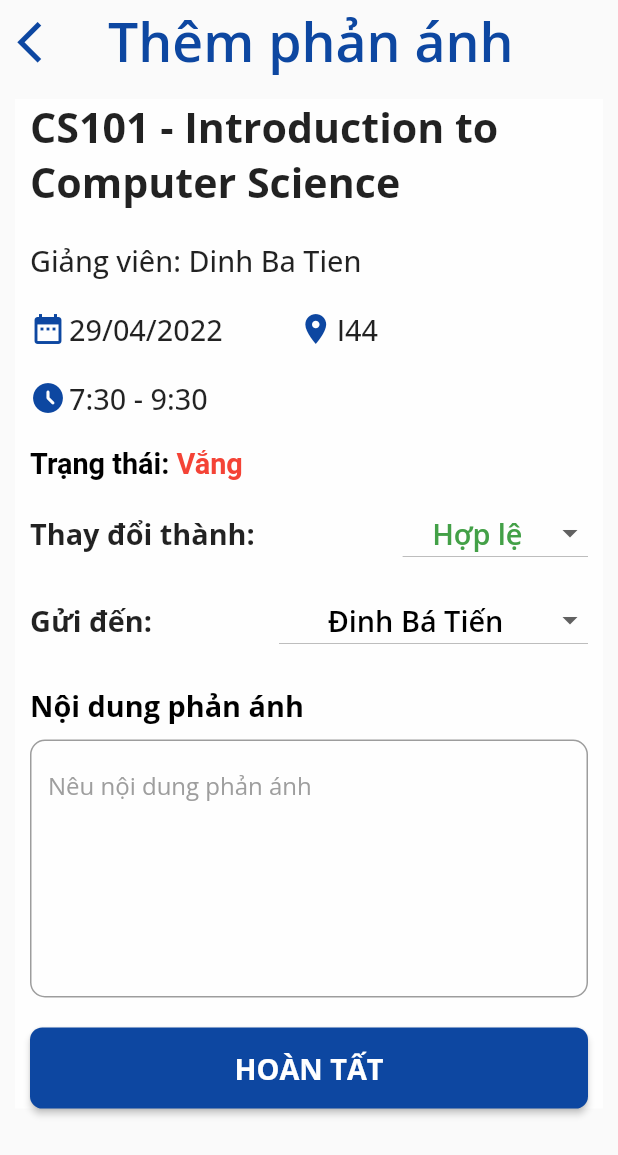
After one commit to pqhuy1102/smartschool_mobile, a Flutter app: the AddComplainScreen screen opened by its route, on a phone screen of 412 x 824 dp. The commit adds this screen. Shown: the top 1155 px of the screen. Run offline on Flutter 3.47's test engine with Material 2 defaults, Android fonts, the phone set to English and light mode, and no system bars; our stand-ins replace firebase_core, firebase_messaging, flutter_slidable, flutter_spinkit, get, get_storage and 2 more; accounts and stored records are empty; network calls fail.

Commit message:
add-complain-ui

```diff
--- a/lib/modules/authentication/views/login_screen.dart
+++ b/lib/modules/authentication/views/login_screen.dart
@@ -129,7 +129,7 @@ class _LoginScreenState extends State<LoginScreen> {
                                 child: Obx((() {
                                   if (_loginController.isLoading.value) {
                                     return const SizedBox(
-                                      height: 30.0,
+                                      height: 24.0,
                                       child: CircularProgressIndicator(
                                           valueColor:
                                               AlwaysStoppedAnimation<Color>(
@@ -146,7 +146,7 @@ class _LoginScreenState extends State<LoginScreen> {
                                 })),
                                 style: ElevatedButton.styleFrom(
                                   padding:
-                                      const EdgeInsets.symmetric(vertical: 16),
+                                      const EdgeInsets.symmetric(vertical: 14),
                                   minimumSize: const Size.fromHeight(40),
                                   primary: Colors.blue.shade900,
                                   shape: new RoundedRectangleBorder(
--- a/lib/modules/changePassword/views/change_password_screen.dart
+++ b/lib/modules/changePassword/views/change_password_screen.dart
@@ -150,7 +150,7 @@ class _ChangePasswordScreenState extends State<ChangePasswordScreen> {
                                     if (_changePasswordController
                                         .isLoading.value) {
                                       return const SizedBox(
-                                        height: 30.0,
+                                        height: 24.0,
                                         child: CircularProgressIndicator(
                                             valueColor:
                                                 AlwaysStoppedAnimation<Color>(
@@ -167,7 +167,7 @@ class _ChangePasswordScreenState extends State<ChangePasswordScreen> {
                                   })),
                                   style: ElevatedButton.styleFrom(
                                     padding: const EdgeInsets.symmetric(
-                                        vertical: 16),
+                                        vertical: 14),
                                     minimumSize: const Size.fromHeight(40),
                                     primary: Colors.blue.shade900,
                                     shape: RoundedRectangleBorder(
--- a/lib/modules/checkinToday/controllers/get_inday_attendance_controller.dart
+++ b/lib/modules/checkinToday/controllers/get_inday_attendance_controller.dart
@@ -1,4 +1,3 @@
-import 'package:flutter/material.dart';
 import 'package:get/get.dart';
 import 'package:smartschool_mobile/modules/authentication/controllers/authentication_manager.dart';
 import 'package:smartschool_mobile/modules/checkinToday/providers/get_inday_attendance_provider.dart';
@@ -25,10 +24,6 @@ class GetIndayAttendanceController extends GetxController
       change(res, status: RxStatus.success());
     }, onError: (err) {
       change(null, status: RxStatus.error("Không có dữ liệu!"));
-      Get.snackbar('Lỗi ', 'Lấy dữ liệu thất bại!',
-          snackPosition: SnackPosition.TOP,
-          backgroundColor: Colors.red,
-          colorText: Colors.white);
     });
   }
 }
--- /dev/null
+++ b/lib/modules/complain/views/add_complain_screen.dart
@@ -0,0 +1,288 @@
+import 'package:flutter/material.dart';
+import 'package:get/get.dart';
+import 'package:sizer/sizer.dart';
+
+class AddComplainScreen extends StatelessWidget {
+  const AddComplainScreen({Key? key}) : super(key: key);
+
+  @override
+  Widget build(BuildContext context) {
+    return SafeArea(
+        child: Scaffold(
+      appBar: AppBar(
+        leading: IconButton(
+          icon: Icon(
+            Icons.arrow_back_ios,
+            color: Colors.blue.shade900,
+            size: 24.0.sp,
+          ),
+          onPressed: () {
+            Get.back();
+          },
+        ),
+        title: Text(
+          'Thêm phản ánh',
+          style: TextStyle(
+              fontSize: 26.0.sp,
+              color: Colors.blue.shade900,
+              fontWeight: FontWeight.w600),
+        ),
+        centerTitle: true,
+        backgroundColor: Colors.transparent,
+        elevation: 0,
+      ),
+      body: Container(
+          decoration: const BoxDecoration(color: Colors.white70),
+          margin: const EdgeInsets.symmetric(horizontal: 10, vertical: 10),
+          child: SafeArea(
+              child: SingleChildScrollView(
+                  child: Container(
+            margin: const EdgeInsets.symmetric(horizontal: 10),
+            child: Column(
+              crossAxisAlignment: CrossAxisAlignment.start,
+              children: [
+                Text(
+                  'CS101 - Introduction to Computer Science',
+                  style:
+                      TextStyle(fontSize: 20.0.sp, fontWeight: FontWeight.w800),
+                ),
+                // Text(
+                //   'Introduction to Computer Science',
+                //   style:
+                //       TextStyle(fontSize: 20.0.sp, fontWeight: FontWeight.w800),
+                // ),
+                const SizedBox(
+                  height: 20,
+                ),
+                Text(
+                  'Giảng viên: Dinh Ba Tien',
+                  style:
+                      TextStyle(fontSize: 14.0.sp, fontWeight: FontWeight.w500),
+                ),
+                const SizedBox(
+                  height: 20,
+                ),
+                Row(
+                  children: [
+                    Row(
+                      children: [
+                        Container(
+                          margin: const EdgeInsets.only(right: 2),
+                          child: Icon(
+                            Icons.date_range,
+                            size: 24.0,
+                            color: Colors.blue.shade900,
+                          ),
+                        ),
+                        Text(
+                          '29/04/2022',
+                          style: TextStyle(
+                              fontSize: 14.0.sp, fontWeight: FontWeight.w500),
+                        )
+                      ],
+                    ),
+                    const SizedBox(
+                      width: 50,
+                    ),
+                    Row(
+                      children: [
+                        Container(
+                          margin: const EdgeInsets.only(right: 2),
+                          child: Icon(
+                            Icons.location_on,
+                            size: 24.0,
+                            color: Colors.blue.shade900,
+                          ),
+                        ),
+                        Text(
+                          'I44',
+                          style: TextStyle(
+                              fontSize: 14.0.sp, fontWeight: FontWeight.w500),
+                        )
+                      ],
+                    )
+                  ],
+                ),
+                const SizedBox(
+                  height: 20,
+                ),
+                Row(
+                  children: [
+                    Container(
+                      margin: const EdgeInsets.only(right: 2),
+                      child: Icon(
+                        Icons.access_time_filled_rounded,
+                        size: 24.0,
+                        color: Colors.blue.shade900,
+                      ),
+                    ),
+                    Text(
+                      '7:30 - 9:30',
+                      style: TextStyle(
+                          fontSize: 14.0.sp, fontWeight: FontWeight.w500),
+                    )
+                  ],
+                ),
+                const SizedBox(
+                  height: 20,
+                ),
+                RichText(
+                  text: TextSpan(
+                    children: <TextSpan>[
+                      TextSpan(
+                          text: 'Trạng thái: ',
+                          style: TextStyle(
+                              fontWeight: FontWeight.bold,
+                              fontSize: 14.0.sp,
+                              color: Colors.black)),
+                      TextSpan(
+                          text: 'Vắng',
+                          style: TextStyle(
+                              fontWeight: FontWeight.bold,
+                              fontSize: 14.0.sp,
+                              color: Colors.red)),
+                    ],
+                  ),
+                ),
+                const SizedBox(
+                  height: 10,
+                ),
+                Row(
+                  mainAxisAlignment: MainAxisAlignment.spaceBetween,
+                  children: [
+                    Text('Thay đổi thành: ',
+                        style: TextStyle(
+                          fontWeight: FontWeight.bold,
+                          fontSize: 14.0.sp,
+                        )),
+                    SizedBox(
+                      width: 30.0.w,
+                      child: DropdownButton(
+                        isExpanded: true,
+                        items: [
+                          DropdownMenuItem(
+                            child: Center(
+                              child: Text(
+                                'Hợp lệ',
+                                style: TextStyle(
+                                    fontSize: 14.0.sp,
+                                    color: Colors.green.shade600,
+                                    fontWeight: FontWeight.w600),
+                              ),
+                            ),
+                            value: "1",
+                          ),
+                          DropdownMenuItem(
+                            child: Center(
+                              child: Text(
+                                'Đi trễ',
+                                style: TextStyle(
+                                    fontSize: 14.0.sp,
+                                    color: Colors.orange.shade600,
+                                    fontWeight: FontWeight.w600),
+                              ),
+                            ),
+                            value: "2",
+                          ),
+                          DropdownMenuItem(
+                            child: Center(
+                              child: Text(
+                                'Vắng',
+                                style: TextStyle(
+                                    fontSize: 14.0.sp,
+                                    color: Colors.red.shade600,
+                                    fontWeight: FontWeight.w600),
+                              ),
+                            ),
+                            value: "3",
+                          ),
+                        ],
+                        value: "1",
+                        onChanged: (selectedValue) {},
+                      ),
+                    )
+                  ],
+                ),
+                const SizedBox(
+                  height: 10,
+                ),
+                Row(
+                  mainAxisAlignment: MainAxisAlignment.spaceBetween,
+                  children: [
+                    Text('Gửi đến: ',
+                        style: TextStyle(
+                          fontWeight: FontWeight.bold,
+                          fontSize: 14.0.sp,
+                        )),
+                    SizedBox(
+                      width: 50.0.w,
+                      child: DropdownButton(
+                        isExpanded: true,
+                        items: [
+                          DropdownMenuItem(
+                            child: Center(
+                              child: Text(
+                                'Đinh Bá Tiến',
+                                overflow: TextOverflow.ellipsis,
+                                style: TextStyle(
+                                    fontSize: 14.0.sp,
+                                    color: Colors.black,
+                                    fontWeight: FontWeight.w600),
+                              ),
+                            ),
+                            value: "1",
+                          ),
+                        ],
+                        value: "1",
+                        onChanged: (selectedValue) {},
+                      ),
+                    ),
+                  ],
+                ),
+                const SizedBox(
+                  height: 20,
+                ),
+                Text('Nội dung phản ánh',
+                    style: TextStyle(
+                        fontSize: 14.0.sp,
+                        color: Colors.black,
+                        fontWeight: FontWeight.bold)),
+                const SizedBox(
+                  height: 10,
+                ),
+                TextFormField(
+                  maxLines: null,
+                  minLines: 6,
+                  keyboardType: TextInputType.multiline,
+                  decoration: const InputDecoration(
+                      hintText: 'Nêu nội dung phản ánh',
+                      hintStyle: TextStyle(color: Colors.grey),
+                      border: OutlineInputBorder(
+                        borderRadius: BorderRadius.all(Radius.circular(10)),
+                        borderSide: BorderSide(color: Colors.grey, width: 0.0),
+                      )),
+                ),
+                const SizedBox(
+                  height: 20,
+                ),
+                ElevatedButton(
+                    onPressed: () {},
+                    child: Text(
+                      'hoàn tất'.toUpperCase(),
+                      style: TextStyle(
+                          fontSize: 14.0.sp, fontWeight: FontWeight.bold),
+                    ),
+                    style: ElevatedButton.styleFrom(
+                      padding: const EdgeInsets.symmetric(vertical: 14),
+                      minimumSize: const Size.fromHeight(40),
+                      primary: Colors.blue.shade900,
+                      shape: RoundedRectangleBorder(
+                        borderRadius: BorderRadius.circular(6.0.sp),
+                      ),
+                    ))
+              ],
+            ),
+          )))),
+    ));
+  }
+}
--- a/lib/modules/dashboard/views/dashboard_screen.dart
+++ b/lib/modules/dashboard/views/dashboard_screen.dart
@@ -49,9 +49,10 @@ class _DashBoardScreenState extends State<DashBoardScreen> {
                         title: Text(
                           'SmartSchool',
                           style: TextStyle(
-                              fontSize: 26.sp,
+                              fontSize: 25.sp,
                               color: Colors.blue.shade900,
-                              fontWeight: FontWeight.w600),
+                              fontWeight: FontWeight.bold,
+                              letterSpacing: 0.2),
                         ),
                         actions: [
                           IconButton(
@@ -232,12 +233,6 @@ class _DashBoardScreenState extends State<DashBoardScreen> {
                   iconBackground: Colors.blue.shade100,
                 ),
               ),
-              DashBoardItem(
-                title: 'complain'.tr,
-                icon: Icons.report,
-                color: const Color.fromARGB(255, 241, 157, 60),
-                iconBackground: Colors.amber.shade100,
-              ),
             ],
           ),
         )
--- a/lib/modules/profile/views/profile_screen.dart
+++ b/lib/modules/profile/views/profile_screen.dart
@@ -168,7 +168,7 @@ class _ProfileScreenState extends State<ProfileScreen> {
                               ),
                               style: ElevatedButton.styleFrom(
                                 padding:
-                                    const EdgeInsets.symmetric(vertical: 16),
+                                    const EdgeInsets.symmetric(vertical: 14),
                                 minimumSize: const Size.fromHeight(40),
                                 primary: Colors.blue.shade900,
                                 shape: RoundedRectangleBorder(
--- a/lib/modules/report/views/report_screen.dart
+++ b/lib/modules/report/views/report_screen.dart
@@ -50,11 +50,13 @@ class _ReportScreenState extends State<ReportScreen> {
                                 items: _reportController.userSemestersList
                                     .map((sem) {
                                   return DropdownMenuItem(
-                                    child: Text(
-                                      "${sem['title']} ${sem['year']}",
-                                      style: TextStyle(
-                                          fontSize: 14.0.sp,
-                                          fontWeight: FontWeight.w500),
+                                    child: Center(
+                                      child: Text(
+                                        "${sem['title']} ${sem['year']}",
+                                        style: TextStyle(
+                                            fontSize: 14.0.sp,
+                                            fontWeight: FontWeight.w500),
+                                      ),
                                     ),
                                     value: sem['id'].toString(),
                                   );
--- a/lib/modules/report/widgets/detail_subject_report_item.dart
+++ b/lib/modules/report/widgets/detail_subject_report_item.dart
@@ -1,5 +1,7 @@
 import 'package:flutter/material.dart';
+import 'package:get/get.dart';
 import 'package:sizer/sizer.dart';
+import 'package:smartschool_mobile/routes/app_pages.dart';
 
 class DetailSubjectItem extends StatelessWidget {
   const DetailSubjectItem(
@@ -36,14 +38,23 @@ class DetailSubjectItem extends StatelessWidget {
                   style:
                       TextStyle(fontSize: 14.0.sp, color: Colors.grey.shade600),
                 ),
-                InkWell(
-                  child: Text("Phản ánh",
-                      style: TextStyle(
-                          fontSize: 16.0.sp,
-                          color: Colors.red,
-                          fontWeight: FontWeight.w600)),
-                  onTap: () {},
-                )
+                ElevatedButton(
+                    style: ElevatedButton.styleFrom(
+                      padding: const EdgeInsets.symmetric(
+                          vertical: 4, horizontal: 6),
+                      primary: Colors.red,
+                      shape: RoundedRectangleBorder(
+                        borderRadius: BorderRadius.circular(4.0.sp),
+                      ),
+                    ),
+                    onPressed: () {
+                      Get.toNamed(Routes.addComplain);
+                    },
+                    child: Text("Phản ánh",
+                        style: TextStyle(
+                            fontSize: 16.0.sp,
+                            color: Colors.white,
+                            fontWeight: FontWeight.w600)))
               ],
             ),
             Container(
--- a/lib/routes/app_pages.dart
+++ b/lib/routes/app_pages.dart
@@ -2,6 +2,7 @@ import 'package:get/get.dart';
 import 'package:smartschool_mobile/modules/changePassword/views/change_password_screen.dart';
 import 'package:smartschool_mobile/modules/checkinToday/bindings/get_inday_attendance_bindings.dart';
 import 'package:smartschool_mobile/modules/checkinToday/views/get_inday_attendance_screen.dart';
+import 'package:smartschool_mobile/modules/complain/views/add_complain_screen.dart';
 import 'package:smartschool_mobile/modules/dashboard/views/dashboard_screen.dart';
 import 'package:smartschool_mobile/modules/notification/bindings/notifications_binding.dart';
 import 'package:smartschool_mobile/modules/notification/views/notification_screen.dart';
@@ -55,5 +56,6 @@ class AppPages {
     GetPage(
         name: Routes.subjectDetailReport,
         page: () => SubjectDetailReportScreen()),
+    GetPage(name: Routes.addComplain, page: () => const AddComplainScreen()),
   ];
 }
--- a/lib/routes/app_routes.dart
+++ b/lib/routes/app_routes.dart
@@ -11,4 +11,5 @@ abstract class Routes {
   static const subjectDetailReport = '/subjectDetailReport';
   static const notification = '/notification';
   static const changePassword = '/changePassword';
+  static const addComplain = '/addComplain';
 }
```
